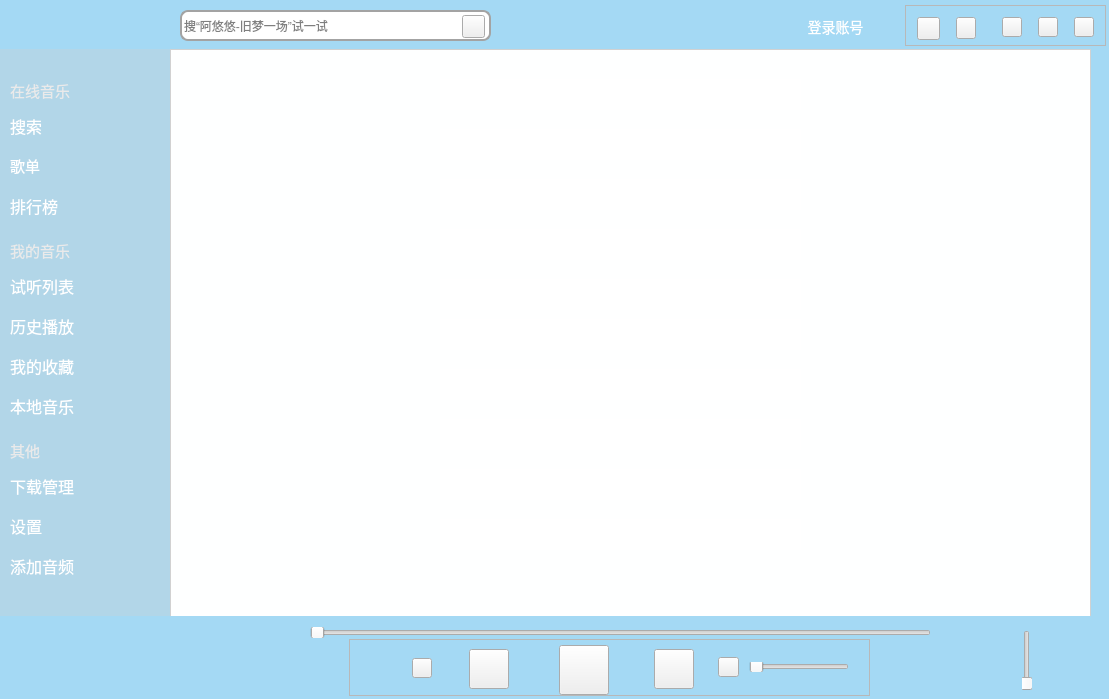
Above: mainwindow.ui from HuaGouFdog/FdogMusicPlayer before the change. Below: the same form after it.
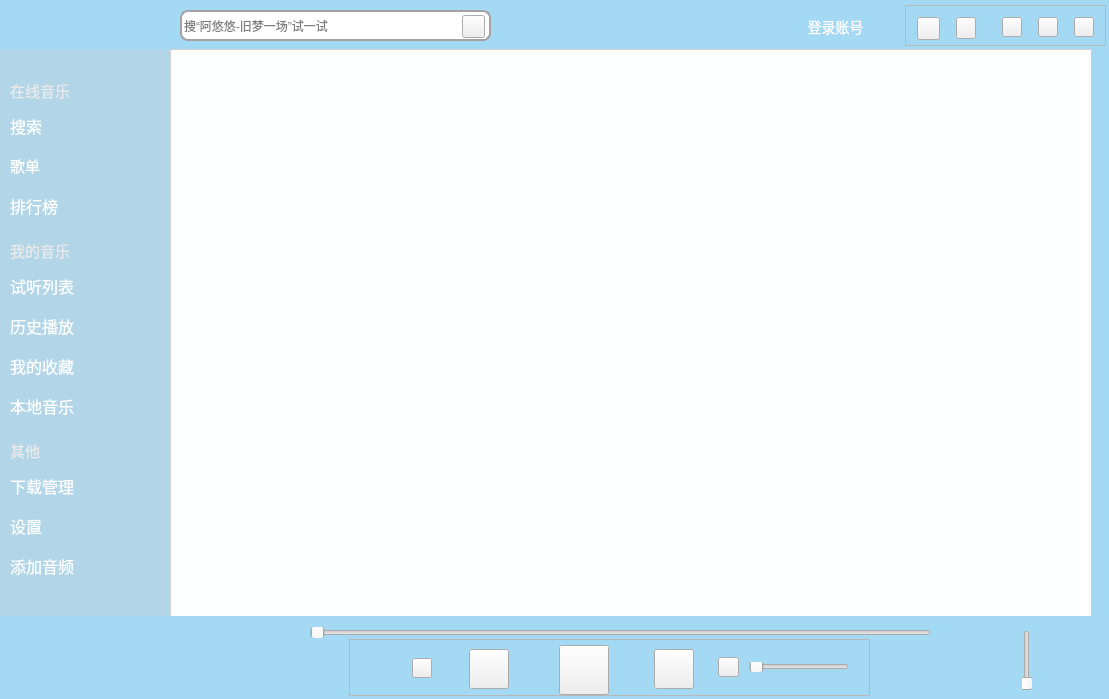
That is the form after the change. Icons and pictures are not drawn.

Diff of the .ui file:
```diff
--- a/mainwindow.ui
+++ b/mainwindow.ui
@@ -1185,7 +1185,7 @@
        <rect>
         <x>0</x>
         <y>0</y>
-        <width>921</width>
+        <width>931</width>
         <height>571</height>
        </rect>
       </property>
@@ -1204,14 +1204,23 @@
       <widget class="QLabel" name="label_6">
        <property name="geometry">
         <rect>
-         <x>270</x>
-         <y>30</y>
+         <x>260</x>
+         <y>20</y>
          <width>361</width>
-         <height>31</height>
+         <height>41</height>
         </rect>
        </property>
+       <property name="font">
+        <font>
+         <pointsize>-1</pointsize>
+         <weight>50</weight>
+         <italic>false</italic>
+         <bold>false</bold>
+        </font>
+       </property>
        <property name="styleSheet">
-        <string notr="true">font:18px;</string>
+        <string notr="true">font:22px;
+background-color: rgba(255, 255, 255, 00);</string>
        </property>
        <property name="text">
         <string/>
@@ -1223,14 +1232,15 @@
       <widget class="QLabel" name="label_19">
        <property name="geometry">
         <rect>
-         <x>270</x>
-         <y>80</y>
+         <x>260</x>
+         <y>70</y>
          <width>361</width>
-         <height>31</height>
+         <height>41</height>
         </rect>
        </property>
        <property name="styleSheet">
-        <string notr="true">font:18px;</string>
+        <string notr="true">background-color: rgba(255, 255, 255, 00);
+font:26px;</string>
        </property>
        <property name="text">
         <string/>
@@ -1242,14 +1252,16 @@
       <widget class="QLabel" name="label_20">
        <property name="geometry">
         <rect>
-         <x>270</x>
-         <y>130</y>
+         <x>260</x>
+         <y>120</y>
          <width>361</width>
-         <height>31</height>
+         <height>41</height>
         </rect>
        </property>
        <property name="styleSheet">
-        <string notr="true">font:18px;</string>
+        <string notr="true">
+background-color: rgba(255, 255, 255, 00);
+font:28px;</string>
        </property>
        <property name="text">
         <string/>
@@ -1261,14 +1273,16 @@
       <widget class="QLabel" name="label_21">
        <property name="geometry">
         <rect>
-         <x>270</x>
+         <x>260</x>
          <y>180</y>
          <width>361</width>
-         <height>31</height>
+         <height>41</height>
         </rect>
        </property>
        <property name="styleSheet">
-        <string notr="true">font:18px;</string>
+        <string notr="true">font:32px;
+color: rgb(255, 85, 0);
+background-color: rgba(255, 255, 255, 00);</string>
        </property>
        <property name="text">
         <string/>
@@ -1280,14 +1294,15 @@
       <widget class="QLabel" name="label_22">
        <property name="geometry">
         <rect>
-         <x>270</x>
-         <y>230</y>
+         <x>260</x>
+         <y>240</y>
          <width>361</width>
-         <height>31</height>
+         <height>41</height>
         </rect>
        </property>
        <property name="styleSheet">
-        <string notr="true">font:18px;</string>
+        <string notr="true">font:30px;
+background-color: rgba(255, 255, 255, 00);</string>
        </property>
        <property name="text">
         <string/>
@@ -1299,14 +1314,15 @@
       <widget class="QLabel" name="label_23">
        <property name="geometry">
         <rect>
-         <x>270</x>
-         <y>270</y>
+         <x>260</x>
+         <y>300</y>
          <width>361</width>
-         <height>31</height>
+         <height>41</height>
         </rect>
        </property>
        <property name="styleSheet">
-        <string notr="true">font:18px;</string>
+        <string notr="true">font:28px;
+background-color: rgba(255, 255, 255, 00);</string>
        </property>
        <property name="text">
         <string/>
@@ -1318,14 +1334,15 @@
       <widget class="QLabel" name="label_24">
        <property name="geometry">
         <rect>
-         <x>270</x>
-         <y>320</y>
+         <x>260</x>
+         <y>360</y>
          <width>361</width>
-         <height>31</height>
+         <height>41</height>
         </rect>
        </property>
        <property name="styleSheet">
-        <string notr="true">font:18px;</string>
+        <string notr="true">font:26px;
+background-color: rgba(255, 255, 255, 00);</string>
        </property>
        <property name="text">
         <string/>
@@ -1337,14 +1354,15 @@
       <widget class="QLabel" name="label_25">
        <property name="geometry">
         <rect>
-         <x>270</x>
-         <y>370</y>
+         <x>260</x>
+         <y>410</y>
          <width>361</width>
-         <height>31</height>
+         <height>41</height>
         </rect>
        </property>
        <property name="styleSheet">
-        <string notr="true">font:18px;</string>
+        <string notr="true">font:24px;
+background-color: rgba(255, 255, 255, 00);</string>
        </property>
        <property name="text">
         <string/>
@@ -1356,14 +1374,15 @@
       <widget class="QLabel" name="label_26">
        <property name="geometry">
         <rect>
-         <x>270</x>
-         <y>420</y>
+         <x>260</x>
+         <y>460</y>
          <width>361</width>
-         <height>31</height>
+         <height>41</height>
         </rect>
        </property>
        <property name="styleSheet">
-        <string notr="true">font:18px;</string>
+        <string notr="true">font:22px;
+background-color: rgba(255, 255, 255, 00);</string>
        </property>
        <property name="text">
         <string/>
@@ -1375,14 +1394,15 @@
       <widget class="QLabel" name="label_27">
        <property name="geometry">
         <rect>
-         <x>270</x>
-         <y>470</y>
+         <x>260</x>
+         <y>510</y>
          <width>361</width>
-         <height>31</height>
+         <height>41</height>
         </rect>
        </property>
        <property name="styleSheet">
-        <string notr="true">font:18px;</string>
+        <string notr="true">font:20px;
+background-color: rgba(255, 255, 255, 00);</string>
        </property>
        <property name="text">
         <string/>
```
Left out of the diff: 2 changed lines with no effect on the pictures.
